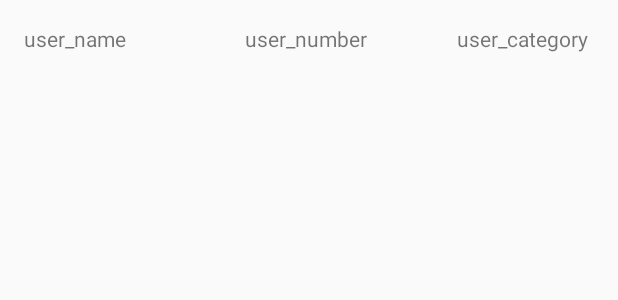
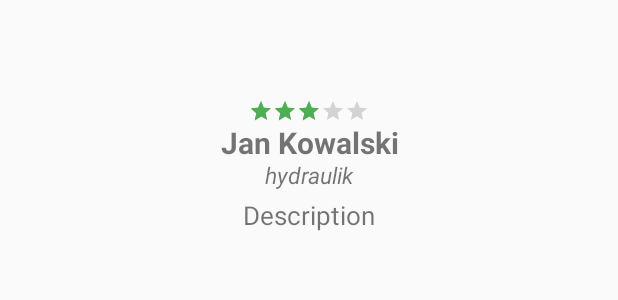
Before and after one commit to swaciox/HelpMate2, an Android app: the layout activity_single_user.xml on its own in the app's theme, with its tools: preview values and no code run, on a phone screen of 412 x 824 dp. Shown: the top 300 px of the screen. Run offline under Robolectric (Android 15) with nearby library versions, the phone set to English and light mode, and no system bars.

Commit message:
a lot of ZMIANY

```diff
--- a/app/src/main/java/com/example/verunex/helpmate/SingleUser.java
+++ b/app/src/main/java/com/example/verunex/helpmate/SingleUser.java
@@ -17,7 +17,7 @@ public class SingleUser extends AppCompatActivity {
         String user_number = getIntent().getExtras().getString("user_number");
 
         mUserName = (TextView)findViewById(R.id.user_name);
-        mUserNumber = (TextView)findViewById(R.id.user_number);
+     //   mUserNumber = (TextView)findViewById(R.id.user_number);
         mUserCategory = (TextView)findViewById(R.id.user_category);
 
         mUserName.setText(user_name);
--- a/app/src/main/res/layout/activity_main.xml
+++ b/app/src/main/res/layout/activity_main.xml
@@ -9,7 +9,9 @@
     <android.support.v7.widget.RecyclerView
         android:layout_width="match_parent"
         android:layout_height="match_parent"
-        android:id="@+id/users_row">
+        android:id="@+id/users_row"
+        android:layout_alignParentTop="true"
+        android:layout_alignParentStart="true">
     </android.support.v7.widget.RecyclerView>
 
 </RelativeLayout>
--- a/app/src/main/res/layout/activity_single_user.xml
+++ b/app/src/main/res/layout/activity_single_user.xml
@@ -10,26 +10,62 @@
     android:paddingTop="@dimen/activity_vertical_margin"
     tools:context="com.example.verunex.helpmate.SingleUser">
 
-    <TextView
-    android:layout_width="wrap_content"
-    android:layout_height="wrap_content"
-    android:id="@+id/user_name"
-        android:text="user_name " />
+    <FrameLayout
+        android:layout_width="match_parent"
+        android:layout_height="150dp"
+        android:layout_marginTop="0dp">
 
-    <TextView
-        android:layout_width="wrap_content"
-        android:layout_height="wrap_content"
-        android:id="@+id/user_number"
-        android:text="user_number "
-        android:layout_alignParentTop="true"
-        android:layout_centerHorizontal="true" />
+        <ImageView
+            android:layout_width="match_parent"
+            android:layout_height="50dp"
+            android:layout_marginTop="0dp"
+            android:id="@id/image"/>
 
-    <TextView
-        android:layout_width="wrap_content"
-        android:layout_height="wrap_content"
-        android:id="@+id/user_category"
-        android:text="user_category "
-        android:layout_alignParentTop="true"
-        android:layout_alignParentEnd="true" />
+        <RatingBar
+            android:layout_width="wrap_content"
+            android:layout_height="wrap_content"
+            android:layout_marginTop="50dp"
+            android:id="@+id/ratingBar"
+            android:numStars="5"
+            android:stepSize="0.5"
+            android:transformPivotX="0dp"
+            android:transformPivotY="0dp"
+            android:rating="3"
+            android:layout_gravity="center_horizontal"
+            style="@style/RatingBar"/>
+
+        <TextView
+            android:layout_width="match_parent"
+            android:layout_height="25dp"
+            android:layout_marginTop="65dp"
+            android:id="@+id/user_name"
+            android:fontFamily="sans-serif"
+            android:text="Jan Kowalski"
+            android:textSize="20dp"
+            android:textAlignment="center"
+            android:textStyle="bold"/>
+
+        <TextView
+            android:layout_width="match_parent"
+            android:layout_height="25dp"
+            android:id="@+id/user_category"
+            android:fontFamily="sans-serif"
+            android:text="hydraulik"
+            android:textSize="15dp"
+            android:textStyle="italic"
+            android:layout_marginTop="90dp"
+            android:textAlignment="center"/>
+
+        <TextView
+            android:layout_width="match_parent"
+            android:layout_height="25dp"
+            android:layout_marginTop="115dp"
+            android:text="Description"
+            android:textSize="17dp"
+            android:id="@+id/description_single"
+            android:textAlignment="center"/>
+
+    </FrameLayout>
+
 
 </RelativeLayout>
--- a/app/src/main/res/values/styles.xml
+++ b/app/src/main/res/values/styles.xml
@@ -22,4 +22,10 @@
 
     <style name="AppTheme.PopupOverlay" parent="ThemeOverlay.AppCompat.Light" />
 
+    <style name="RatingBar"
+        parent="android:style/Widget.Material.RatingBar.Small">
+        <item name="colorControlNormal">@color/colorLines</item>
+        <item name="colorControlActivated">@color/colorButtonBackground</item>
+    </style>
+
 </resources>
```
Also changed, not shown: app/src/main/java/com/example/verunex/helpmate/MainActivity.java (+4 -4 lines), app/src/main/res/layout/users_list.xml (+66 -38 lines).
